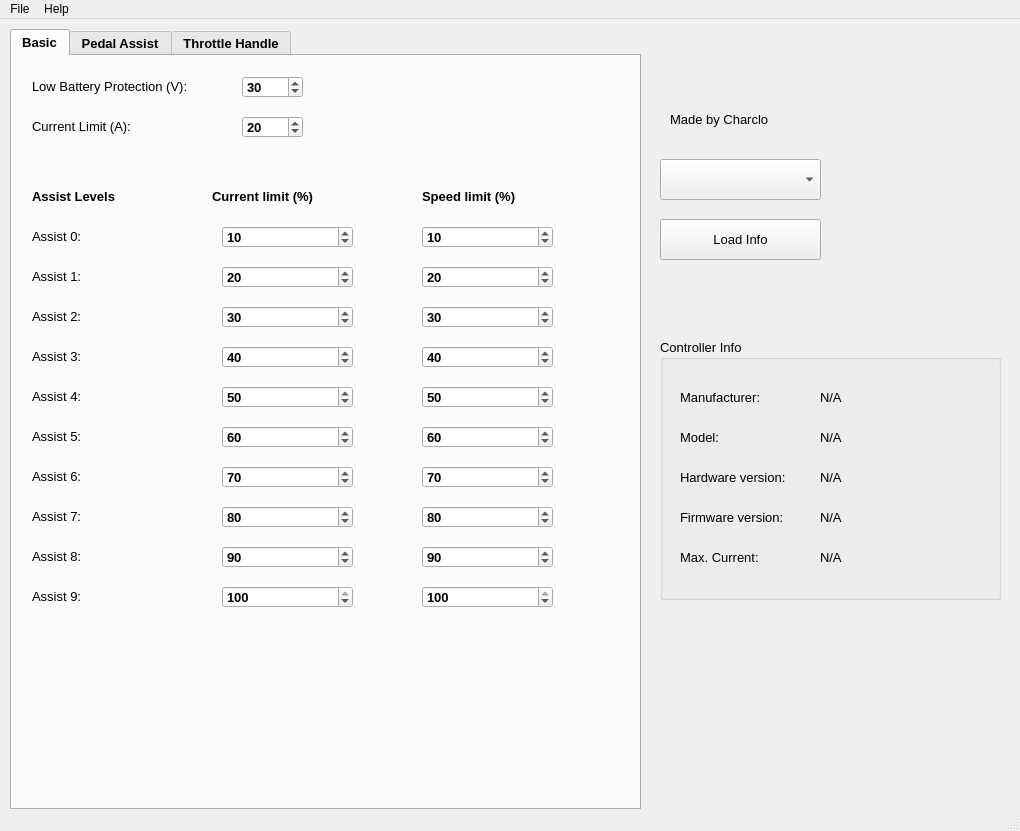
Old version of the form BafangConfigTool.ui in the repository charclo/bafang-python.
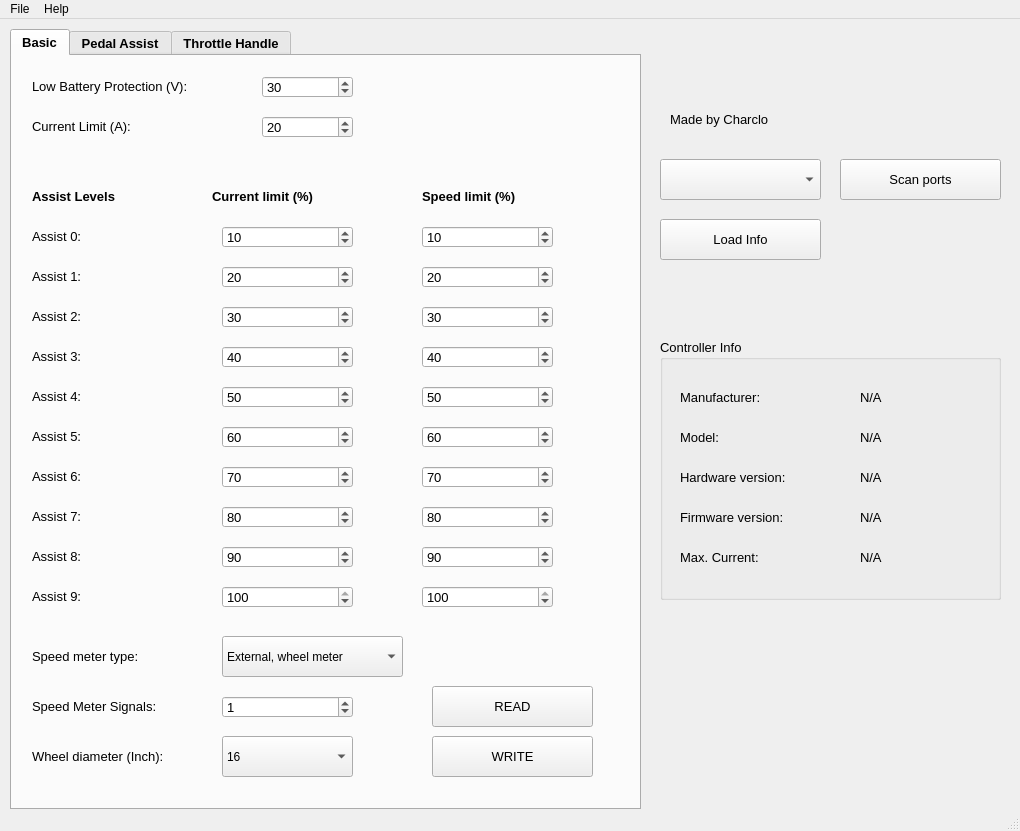
New version of the form. Icons and pictures are not drawn.

Commit message: Added bafang classes

```diff
--- a/BafangConfigTool.ui
+++ b/BafangConfigTool.ui
@@ -97,7 +97,7 @@
        <rect>
         <x>20</x>
         <y>20</y>
-        <width>181</width>
+        <width>201</width>
         <height>21</height>
        </rect>
       </property>
@@ -233,12 +233,21 @@
      <widget class="QSpinBox" name="spinBox">
       <property name="geometry">
        <rect>
-        <x>230</x>
+        <x>250</x>
         <y>60</y>
-        <width>61</width>
+        <width>91</width>
         <height>22</height>
        </rect>
       </property>
+      <property name="font">
+       <font>
+        <weight>50</weight>
+        <bold>false</bold>
+       </font>
+      </property>
+      <property name="locale">
+       <locale language="English" country="UnitedKingdom"/>
+      </property>
       <property name="value">
        <number>20</number>
       </property>
@@ -252,6 +261,15 @@
         <height>22</height>
        </rect>
       </property>
+      <property name="font">
+       <font>
+        <weight>50</weight>
+        <bold>false</bold>
+       </font>
+      </property>
+      <property name="locale">
+       <locale language="English" country="UnitedKingdom"/>
+      </property>
       <property name="maximum">
        <number>100</number>
       </property>
@@ -268,6 +286,15 @@
         <height>22</height>
        </rect>
       </property>
+      <property name="font">
+       <font>
+        <weight>50</weight>
+        <bold>false</bold>
+       </font>
+      </property>
+      <property name="locale">
+       <locale language="English" country="UnitedKingdom"/>
+      </property>
       <property name="maximum">
        <number>100</number>
       </property>
@@ -284,6 +311,15 @@
         <height>22</height>
        </rect>
       </property>
+      <property name="font">
+       <font>
+        <weight>50</weight>
+        <bold>false</bold>
+       </font>
+      </property>
+      <property name="locale">
+       <locale language="English" country="UnitedKingdom"/>
+      </property>
       <property name="maximum">
        <number>100</number>
       </property>
@@ -300,6 +336,15 @@
         <height>22</height>
        </rect>
       </property>
+      <property name="font">
+       <font>
+        <weight>50</weight>
+        <bold>false</bold>
+       </font>
+      </property>
+      <property name="locale">
+       <locale language="English" country="UnitedKingdom"/>
+      </property>
       <property name="maximum">
        <number>100</number>
       </property>
@@ -385,6 +430,15 @@
         <height>22</height>
        </rect>
       </property>
+      <property name="font">
+       <font>
+        <weight>50</weight>
+        <bold>false</bold>
+       </font>
+      </property>
+      <property name="locale">
+       <locale language="English" country="UnitedKingdom"/>
+      </property>
       <property name="maximum">
        <number>100</number>
       </property>
@@ -401,6 +455,15 @@
         <height>22</height>
        </rect>
       </property>
+      <property name="font">
+       <font>
+        <weight>50</weight>
+        <bold>false</bold>
+       </font>
+      </property>
+      <property name="locale">
+       <locale language="English" country="UnitedKingdom"/>
+      </property>
       <property name="maximum">
        <number>100</number>
       </property>
@@ -463,6 +526,15 @@
         <height>22</height>
        </rect>
       </property>
+      <property name="font">
+       <font>
+        <weight>50</weight>
+        <bold>false</bold>
+       </font>
+      </property>
+      <property name="locale">
+       <locale language="English" country="UnitedKingdom"/>
+      </property>
       <property name="maximum">
        <number>100</number>
       </property>
@@ -479,6 +551,15 @@
         <height>22</height>
        </rect>
       </property>
+      <property name="font">
+       <font>
+        <weight>50</weight>
+        <bold>false</bold>
+       </font>
+      </property>
+      <property name="locale">
+       <locale language="English" country="UnitedKingdom"/>
+      </property>
       <property name="maximum">
        <number>100</number>
       </property>
@@ -518,6 +599,15 @@
         <height>22</height>
        </rect>
       </property>
+      <property name="font">
+       <font>
+        <weight>50</weight>
+        <bold>false</bold>
+       </font>
+      </property>
+      <property name="locale">
+       <locale language="English" country="UnitedKingdom"/>
+      </property>
       <property name="maximum">
        <number>100</number>
       </property>
@@ -557,6 +647,15 @@
         <height>22</height>
        </rect>
       </property>
+      <property name="font">
+       <font>
+        <weight>50</weight>
+        <bold>false</bold>
+       </font>
+      </property>
+      <property name="locale">
+       <locale language="English" country="UnitedKingdom"/>
+      </property>
       <property name="maximum">
        <number>100</number>
       </property>
@@ -596,6 +695,15 @@
         <height>22</height>
        </rect>
       </property>
+      <property name="font">
+       <font>
+        <weight>50</weight>
+        <bold>false</bold>
+       </font>
+      </property>
+      <property name="locale">
+       <locale language="English" country="UnitedKingdom"/>
+      </property>
       <property name="maximum">
        <number>100</number>
       </property>
@@ -612,6 +720,15 @@
         <height>22</height>
        </rect>
       </property>
+      <property name="font">
+       <font>
+        <weight>50</weight>
+        <bold>false</bold>
+       </font>
+      </property>
+      <property name="locale">
+       <locale language="English" country="UnitedKingdom"/>
+      </property>
       <property name="maximum">
        <number>100</number>
       </property>
@@ -628,6 +745,15 @@
         <height>22</height>
        </rect>
       </property>
+      <property name="font">
+       <font>
+        <weight>50</weight>
+        <bold>false</bold>
+       </font>
+      </property>
+      <property name="locale">
+       <locale language="English" country="UnitedKingdom"/>
+      </property>
       <property name="maximum">
        <number>100</number>
       </property>
@@ -644,6 +770,15 @@
         <height>22</height>
        </rect>
       </property>
+      <property name="font">
+       <font>
+        <weight>50</weight>
+        <bold>false</bold>
+       </font>
+      </property>
+      <property name="locale">
+       <locale language="English" country="UnitedKingdom"/>
+      </property>
       <property name="maximum">
        <number>100</number>
       </property>
@@ -660,6 +795,15 @@
         <height>22</height>
        </rect>
       </property>
+      <property name="font">
+       <font>
+        <weight>50</weight>
+        <bold>false</bold>
+       </font>
+      </property>
+      <property name="locale">
+       <locale language="English" country="UnitedKingdom"/>
+      </property>
       <property name="maximum">
        <number>100</number>
       </property>
@@ -699,6 +843,15 @@
         <height>22</height>
        </rect>
       </property>
+      <property name="font">
+       <font>
+        <weight>50</weight>
+        <bold>false</bold>
+       </font>
+      </property>
+      <property name="locale">
+       <locale language="English" country="UnitedKingdom"/>
+      </property>
       <property name="maximum">
        <number>100</number>
       </property>
@@ -715,6 +868,15 @@
         <height>22</height>
        </rect>
       </property>
+      <property name="font">
+       <font>
+        <weight>50</weight>
+        <bold>false</bold>
+       </font>
+      </property>
+      <property name="locale">
+       <locale language="English" country="UnitedKingdom"/>
+      </property>
       <property name="maximum">
        <number>100</number>
       </property>
@@ -731,6 +893,15 @@
         <height>22</height>
        </rect>
       </property>
+      <property name="font">
+       <font>
+        <weight>50</weight>
+        <bold>false</bold>
+       </font>
+      </property>
+      <property name="locale">
+       <locale language="English" country="UnitedKingdom"/>
+      </property>
       <property name="maximum">
        <number>100</number>
       </property>
@@ -747,6 +918,15 @@
         <height>22</height>
        </rect>
       </property>
+      <property name="font">
+       <font>
+        <weight>50</weight>
+        <bold>false</bold>
+       </font>
+      </property>
+      <property name="locale">
+       <locale language="English" country="UnitedKingdom"/>
+      </property>
       <property name="maximum">
        <number>100</number>
       </property>
@@ -763,6 +943,15 @@
         <height>22</height>
        </rect>
       </property>
+      <property name="font">
+       <font>
+        <weight>50</weight>
+        <bold>false</bold>
+       </font>
+      </property>
+      <property name="locale">
+       <locale language="English" country="UnitedKingdom"/>
+      </property>
       <property name="maximum">
        <number>100</number>
       </property>
@@ -776,16 +965,312 @@
       </property>
       <property name="geometry">
        <rect>
-        <x>230</x>
+        <x>250</x>
         <y>20</y>
-        <width>61</width>
+        <width>91</width>
         <height>22</height>
        </rect>
       </property>
+      <property name="font">
+       <font>
+        <weight>50</weight>
+        <bold>false</bold>
+       </font>
+      </property>
+      <property name="locale">
+       <locale language="English" country="UnitedKingdom"/>
+      </property>
       <property name="value">
        <number>30</number>
       </property>
      </widget>
+     <widget class="QLabel" name="label_16">
+      <property name="geometry">
+       <rect>
+        <x>20</x>
+        <y>590</y>
+        <width>181</width>
+        <height>21</height>
+       </rect>
+      </property>
+      <property name="font">
+       <font>
+        <pointsize>10</pointsize>
+        <weight>50</weight>
+        <bold>false</bold>
+       </font>
+      </property>
+      <property name="locale">
+       <locale language="English" country="UnitedKingdom"/>
+      </property>
+      <property name="text">
+       <string>Speed meter type:</string>
+      </property>
+      <property name="alignment">
+       <set>Qt::AlignLeading|Qt::AlignLeft|Qt::AlignVCenter</set>
+      </property>
+     </widget>
+     <widget class="QLabel" name="label_18">
+      <property name="geometry">
+       <rect>
+        <x>20</x>
+        <y>640</y>
+        <width>181</width>
+        <height>21</height>
+       </rect>
+      </property>
+      <property name="font">
+       <font>
+        <pointsize>10</pointsize>
+        <weight>50</weight>
+        <bold>false</bold>
+       </font>
+      </property>
+      <property name="locale">
+       <locale language="English" country="UnitedKingdom"/>
+      </property>
+      <property name="text">
+       <string>Speed Meter Signals:</string>
+      </property>
+      <property name="alignment">
+       <set>Qt::AlignLeading|Qt::AlignLeft|Qt::AlignVCenter</set>
+      </property>
+     </widget>
+     <widget class="QLabel" name="label_19">
+      <property name="geometry">
+       <rect>
+        <x>20</x>
+        <y>690</y>
+        <width>181</width>
+        <height>21</height>
+       </rect>
+      </property>
+      <property name="font">
+       <font>
+        <pointsize>10</pointsize>
+        <weight>50</weight>
+        <bold>false</bold>
+       </font>
+      </property>
+      <property name="locale">
+       <locale language="English" country="UnitedKingdom"/>
+      </property>
+      <property name="text">
+       <string>Wheel diameter (Inch):</string>
+      </property>
+      <property name="alignment">
+       <set>Qt::AlignLeading|Qt::AlignLeft|Qt::AlignVCenter</set>
+      </property>
+     </widget>
+     <widget class="QComboBox" name="comboBoxPorts_2">
+      <property name="geometry">
+       <rect>
+        <x>210</x>
+        <y>580</y>
+        <width>181</width>
+        <height>41</height>
+       </rect>
+      </property>
+      <property name="font">
+       <font>
+        <pointsize>9</pointsize>
+        <weight>50</weight>
+        <bold>false</bold>
+       </font>
+      </property>
+      <property name="locale">
+       <locale language="English" country="UnitedKingdom"/>
+      </property>
+      <item>
+       <property name="text">
+        <string>External, wheel meter</string>
+       </property>
+      </item>
+      <item>
+       <property name="text">
+        <string>Internal, motor meter</string>
+       </property>
+      </item>
+      <item>
+       <property name="text">
+        <string>By motor phase</string>
+       </property>
+      </item>
+     </widget>
+     <widget class="QComboBox" name="comboBoxPorts_3">
+      <property name="geometry">
+       <rect>
+        <x>210</x>
+        <y>680</y>
+        <width>131</width>
+        <height>41</height>
+       </rect>
+      </property>
+      <property name="font">
+       <font>
+        <pointsize>9</pointsize>
+        <weight>50</weight>
+        <bold>false</bold>
+       </font>
+      </property>
+      <property name="locale">
+       <locale language="English" country="UnitedKingdom"/>
+      </property>
+      <property name="currentText">
+       <string>16</string>
+      </property>
+      <item>
+       <property name="text">
+        <string>16</string>
+       </property>
+      </item>
+      <item>
+       <property name="text">
+        <string>17</string>
+       </property>
+      </item>
+      <item>
+       <property name="text">
+        <string>18</string>
+       </property>
+      </item>
+      <item>
+       <property name="text">
+        <string>19</string>
+       </property>
+      </item>
+      <item>
+       <property name="text">
+        <string>20</string>
+       </property>
+      </item>
+      <item>
+       <property name="text">
+        <string>21</string>
+       </property>
+      </item>
+      <item>
+       <property name="text">
+        <string>22</string>
+       </property>
+      </item>
+      <item>
+       <property name="text">
+        <string>23</string>
+       </property>
+      </item>
+      <item>
+       <property name="text">
+        <string>24</string>
+       </property>
+      </item>
+      <item>
+       <property name="text">
+        <string>25</string>
+       </property>
+      </item>
+      <item>
+       <property name="text">
+        <string>26</string>
+       </property>
+      </item>
+      <item>
+       <property name="text">
+        <string>27</string>
+       </property>
+      </item>
+      <item>
+       <property name="text">
+        <string>700C</string>
+       </property>
+      </item>
+      <item>
+       <property name="text">
+        <string>28</string>
+       </property>
+      </item>
+      <item>
+       <property name="text">
+        <string>29</string>
+       </property>
+      </item>
+      <item>
+       <property name="text">
+        <string>30</string>
+       </property>
+      </item>
+     </widget>
+     <widget class="QSpinBox" name="spinBox_11">
+      <property name="geometry">
+       <rect>
+        <x>210</x>
+        <y>640</y>
+        <width>131</width>
+        <height>22</height>
+       </rect>
+      </property>
+      <property name="font">
+       <font>
+        <weight>50</weight>
+        <bold>false</bold>
+       </font>
+      </property>
+      <property name="locale">
+       <locale language="English" country="UnitedKingdom"/>
+      </property>
+      <property name="maximum">
+       <number>100</number>
+      </property>
+      <property name="value">
+       <number>1</number>
+      </property>
+     </widget>
+     <widget class="QPushButton" name="pushButtonScan_2">
+      <property name="geometry">
+       <rect>
+        <x>420</x>
+        <y>630</y>
+        <width>161</width>
+        <height>41</height>
+       </rect>
+      </property>
+      <property name="font">
+       <font>
+        <pointsize>10</pointsize>
+        <weight>50</weight>
+        <bold>false</bold>
+       </font>
+      </property>
+      <property name="locale">
+       <locale language="English" country="UnitedKingdom"/>
+      </property>
+      <property name="text">
+       <string>READ</string>
+      </property>
+     </widget>
+     <widget class="QPushButton" name="pushButtonScan_3">
+      <property name="geometry">
+       <rect>
+        <x>420</x>
+        <y>680</y>
+        <width>161</width>
+        <height>41</height>
+       </rect>
+      </property>
+      <property name="font">
+       <font>
+        <pointsize>10</pointsize>
+        <weight>50</weight>
+        <bold>false</bold>
+       </font>
+      </property>
+      <property name="locale">
+       <locale language="English" country="UnitedKingdom"/>
+      </property>
+      <property name="text">
+       <string>WRITE</string>
+      </property>
+     </widget>
     </widget>
     <widget class="QWidget" name="tabPedal">
      <attribute name="title">
@@ -820,7 +1305,7 @@
       <rect>
        <x>20</x>
        <y>50</y>
-       <width>111</width>
+       <width>151</width>
        <height>16</height>
       </rect>
      </property>
@@ -851,7 +1336,7 @@
       <rect>
        <x>20</x>
        <y>90</y>
-       <width>111</width>
+       <width>151</width>
        <height>16</height>
       </rect>
      </property>
@@ -869,7 +1354,7 @@
       <rect>
        <x>20</x>
        <y>130</y>
-       <width>111</width>
+       <width>151</width>
        <height>16</height>
       </rect>
      </property>
@@ -887,7 +1372,7 @@
       <rect>
        <x>20</x>
        <y>170</y>
-       <width>111</width>
+       <width>151</width>
        <height>16</height>
       </rect>
      </property>
@@ -905,7 +1390,7 @@
       <rect>
        <x>20</x>
        <y>210</y>
-       <width>111</width>
+       <width>151</width>
        <height>16</height>
       </rect>
      </property>
@@ -921,7 +1406,7 @@
     <widget class="QLabel" name="labelModel_2">
      <property name="geometry">
       <rect>
-       <x>160</x>
+       <x>200</x>
        <y>90</y>
        <width>111</width>
        <height>16</height>
@@ -939,7 +1424,7 @@
     <widget class="QLabel" name="labelFirmVers_2">
      <property name="geometry">
       <rect>
-       <x>160</x>
+       <x>200</x>
        <y>170</y>
        <width>111</width>
        <height>16</height>
@@ -957,7 +1442,7 @@
     <widget class="QLabel" name="labelHardwVers_2">
      <property name="geometry">
       <rect>
-       <x>160</x>
+       <x>200</x>
        <y>130</y>
        <width>111</width>
        <height>16</height>
@@ -975,7 +1460,7 @@
     <widget class="QLabel" name="labelMaxCurrent_2">
      <property name="geometry">
       <rect>
-       <x>160</x>
+       <x>200</x>
        <y>210</y>
        <width>111</width>
        <height>16</height>
@@ -993,7 +1478,7 @@
     <widget class="QLabel" name="labelManufacturer_2">
      <property name="geometry">
       <rect>
-       <x>160</x>
+       <x>200</x>
        <y>50</y>
        <width>111</width>
        <height>16</height>
@@ -1009,6 +1494,27 @@
      </property>
     </widget>
    </widget>
+   <widget class="QPushButton" name="pushButtonScan">
+    <property name="geometry">
+     <rect>
+      <x>840</x>
+      <y>140</y>
+      <width>161</width>
+      <height>41</height>
+     </rect>
+    </property>
+    <property name="font">
+     <font>
+      <pointsize>10</pointsize>
+     </font>
+    </property>
+    <property name="locale">
+     <locale language="English" country="UnitedKingdom"/>
+    </property>
+    <property name="text">
+     <string>Scan ports</string>
+    </property>
+   </widget>
   </widget>
   <widget class="QMenuBar" name="menubar">
    <property name="geometry">
```
Left out of the diff: 98 changed lines with no effect on the pictures. The commit also changes 4 other files.
